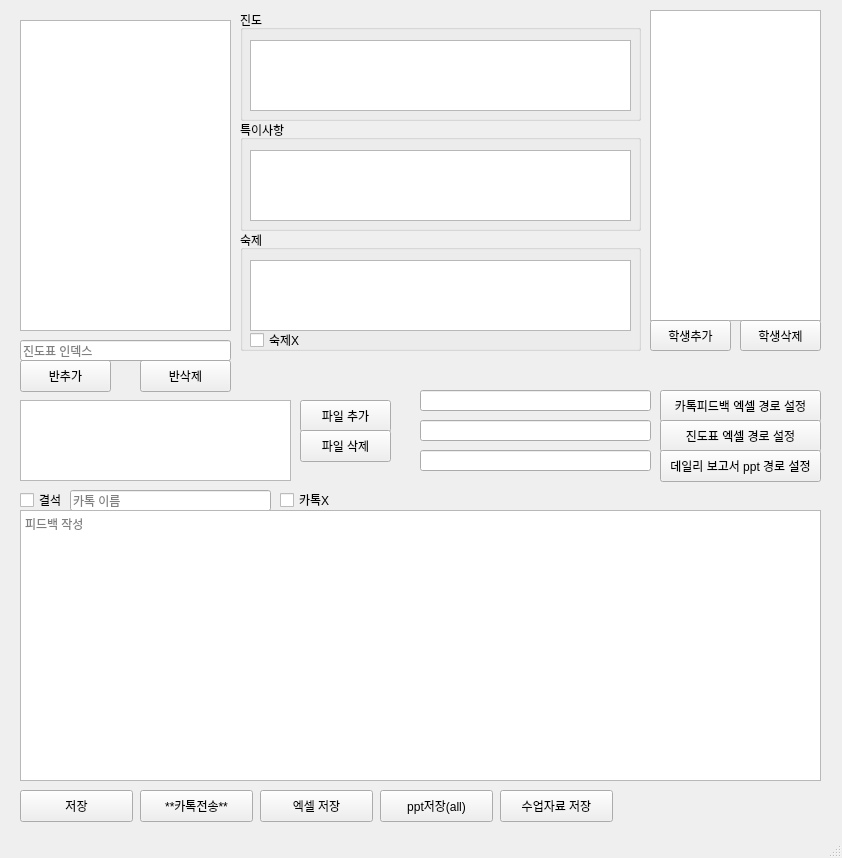
The window that PersonalProject.ui (warpdev/AutoReport) describes before a commit, drawn with Qt 5.
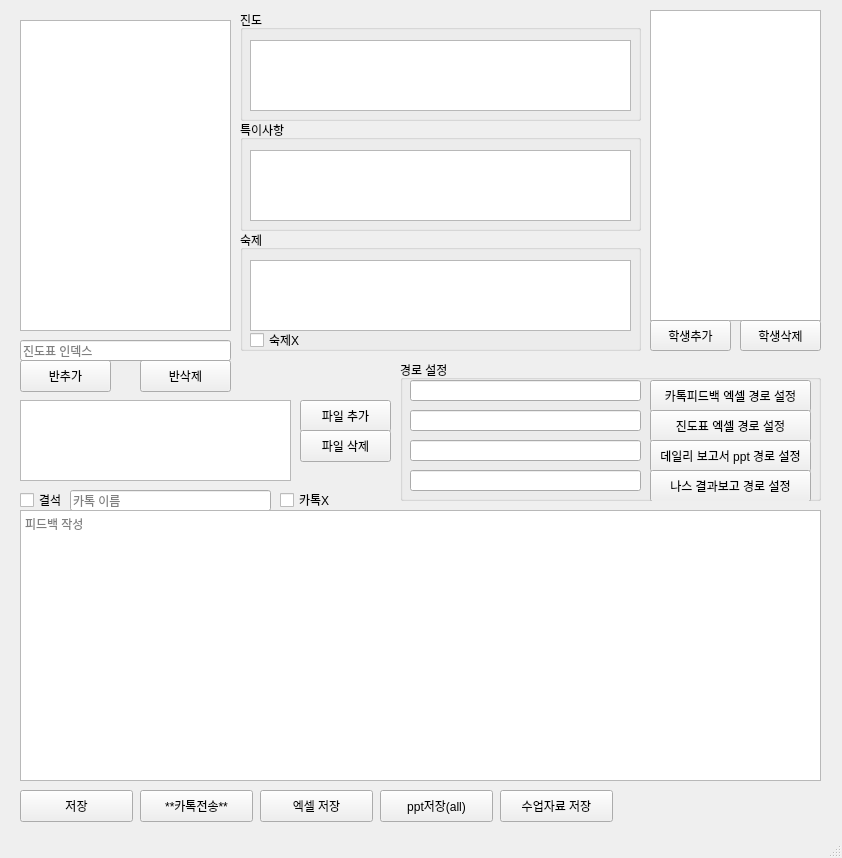
The same window after the commit.

Commit message: add NAS Path

What changed in the file:
```diff
--- a/PersonalProject.ui
+++ b/PersonalProject.ui
@@ -337,11 +337,39 @@
      <string>진도표 인덱스</string>
     </property>
    </widget>
+   <widget class="QGroupBox" name="groupBox">
+    <property name="geometry">
+     <rect>
+      <x>400</x>
+      <y>360</y>
+      <width>421</width>
+      <height>141</height>
+     </rect>
+    </property>
+    <property name="title">
+     <string>경로 설정</string>
+    </property>
+    <widget class="QLineEdit" name="feedbackPathField">
+     <property name="geometry">
+      <rect>
+       <x>10</x>
+       <y>20</y>
+       <width>231</width>
+       <height>21</height>
+      </rect>
+     </property>
+     <property name="inputMask">
+      <string/>
+     </property>
+     <property name="placeholderText">
+      <string/>
+     </property>
+    </widget>
    <widget class="QPushButton" name="setFeedbackPathButton">
     <property name="geometry">
      <rect>
-      <x>660</x>
-      <y>390</y>
+       <x>250</x>
+       <y>20</y>
       <width>161</width>
       <height>32</height>
      </rect>
@@ -350,11 +378,27 @@
      <string>카톡피드백 엑셀 경로 설정</string>
     </property>
    </widget>
+    <widget class="QLineEdit" name="jindoPathField">
+     <property name="geometry">
+      <rect>
+       <x>10</x>
+       <y>50</y>
+       <width>231</width>
+       <height>21</height>
+      </rect>
+     </property>
+     <property name="inputMask">
+      <string/>
+     </property>
+     <property name="placeholderText">
+      <string/>
+     </property>
+    </widget>
    <widget class="QPushButton" name="setJindoPathButton">
     <property name="geometry">
      <rect>
-      <x>660</x>
-      <y>420</y>
+       <x>250</x>
+       <y>50</y>
       <width>161</width>
       <height>32</height>
      </rect>
@@ -366,8 +410,8 @@
    <widget class="QPushButton" name="setDailyReportPathButton">
     <property name="geometry">
      <rect>
-      <x>660</x>
-      <y>450</y>
+       <x>250</x>
+       <y>80</y>
       <width>161</width>
       <height>32</height>
      </rect>
@@ -376,43 +420,11 @@
      <string>데일리 보고서 ppt 경로 설정</string>
     </property>
    </widget>
-   <widget class="QLineEdit" name="feedbackPathField">
-    <property name="geometry">
-     <rect>
-      <x>420</x>
-      <y>390</y>
-      <width>231</width>
-      <height>21</height>
-     </rect>
-    </property>
-    <property name="inputMask">
-     <string/>
-    </property>
-    <property name="placeholderText">
-     <string/>
-    </property>
-   </widget>
-   <widget class="QLineEdit" name="jindoPathField">
-    <property name="geometry">
-     <rect>
-      <x>420</x>
-      <y>420</y>
-      <width>231</width>
-      <height>21</height>
-     </rect>
-    </property>
-    <property name="inputMask">
-     <string/>
-    </property>
-    <property name="placeholderText">
-     <string/>
-    </property>
-   </widget>
    <widget class="QLineEdit" name="dailyReportPathField">
     <property name="geometry">
      <rect>
-      <x>420</x>
-      <y>450</y>
+       <x>10</x>
+       <y>80</y>
       <width>231</width>
       <height>21</height>
      </rect>
@@ -423,6 +435,36 @@
     <property name="placeholderText">
      <string/>
     </property>
+    </widget>
+    <widget class="QPushButton" name="setNASPathButton">
+     <property name="geometry">
+      <rect>
+       <x>250</x>
+       <y>110</y>
+       <width>161</width>
+       <height>32</height>
+      </rect>
+     </property>
+     <property name="text">
+      <string>나스 결과보고 경로 설정</string>
+     </property>
+    </widget>
+    <widget class="QLineEdit" name="NASPathField">
+     <property name="geometry">
+      <rect>
+       <x>10</x>
+       <y>110</y>
+       <width>231</width>
+       <height>21</height>
+      </rect>
+     </property>
+     <property name="inputMask">
+      <string/>
+     </property>
+     <property name="placeholderText">
+      <string/>
+     </property>
+    </widget>
    </widget>
   </widget>
   <widget class="QStatusBar" name="statusbar"/>
```
Lines whose indentation alone changed are shown as unchanged. The commit also changes 1 other file.
